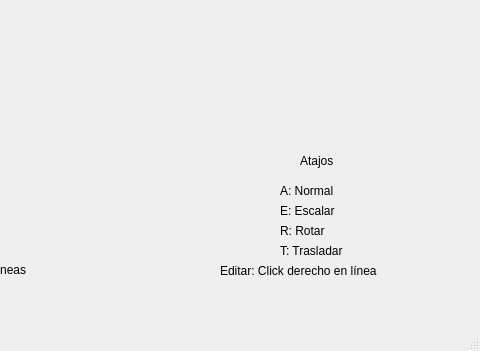
This is mainwindow.ui in ITLP-Chronicles/TecPainter as Qt 5 draws it before an edit; both pictures show x 320 to 800 and y 249 to 600 of the 800 by 600 pixel window. The edited form follows.
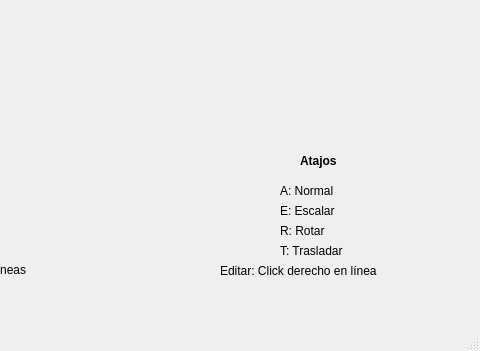
This is the edited form. Icons and pictures are not drawn.

Commit message: Solved empty figure editing crash

Patch:
```diff
--- a/mainwindow.ui
+++ b/mainwindow.ui
@@ -17,6 +17,9 @@
    <string notr="true">color: black;</string>
   </property>
   <widget class="QWidget" name="centralwidget">
+   <property name="enabled">
+    <bool>true</bool>
+   </property>
    <widget class="QLabel" name="label">
     <property name="geometry">
      <rect>
@@ -117,6 +120,12 @@
       <height>21</height>
      </rect>
     </property>
+    <property name="font">
+     <font>
+      <bold>true</bold>
+      <kerning>false</kerning>
+     </font>
+    </property>
     <property name="styleSheet">
      <string notr="true">color: black;
 z-index: 100;</string>
```
Left out of the diff: 20 changed lines with no effect on the pictures. The commit also changes 1 other file.
